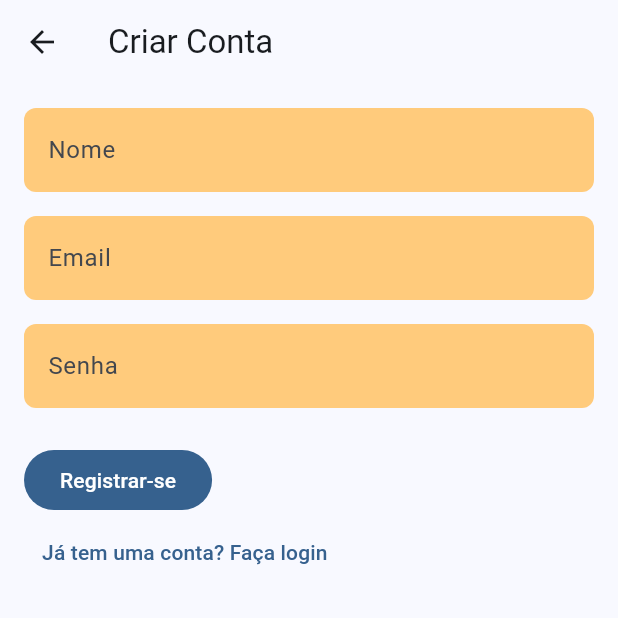
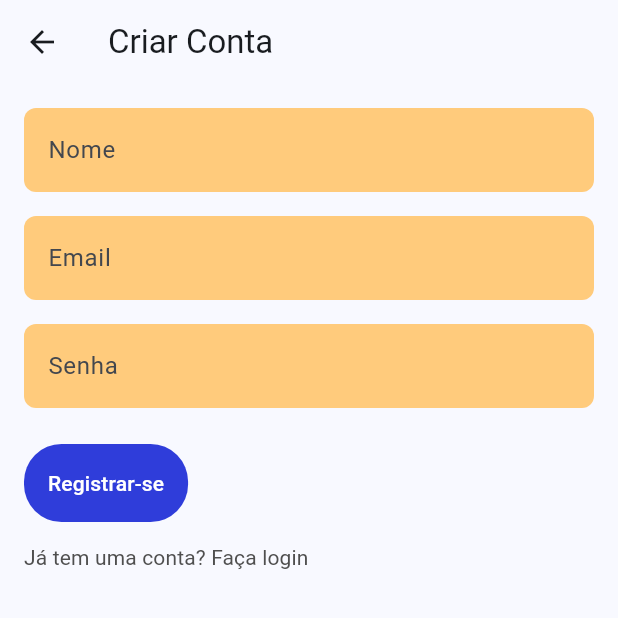
Before and after one commit to so-tha/Alfabetizando, a Flutter app: the AuthScreen screen opened directly, on a phone screen of 412 x 824 dp, the top half of it. Run offline on Flutter 3.47's test engine with Material 3 defaults, Android fonts, the phone set to English and light mode, and no system bars; our stand-ins replace google_fonts; Roboto replaces fonts that are missing (Nunito).

Commit message:
style ok da duas paginas de registro

```diff
--- a/lib/screens/authentication_screen.dart
+++ b/lib/screens/authentication_screen.dart
@@ -10,18 +10,11 @@ class AuthScreen extends StatefulWidget {
 
 class _AuthScreenState extends State<AuthScreen>
     with SingleTickerProviderStateMixin {
-  late TabController _tabController;
   final _formKey = GlobalKey<FormState>();
   final _nameController = TextEditingController();
   final _emailController = TextEditingController();
   final _passwordController = TextEditingController();
   late bool _isLogin;
-
-  @override
-  void dispose() {
-    _tabController.dispose();
-    super.dispose();
-  }
 
   @override
   void initState() {
@@ -53,15 +46,16 @@ class _AuthScreenState extends State<AuthScreen>
     );
   }
 
-   ButtonStyle _buildButtonStyle() {
+  ButtonStyle _buildButtonStyle() {
     return FilledButton.styleFrom(
-      backgroundColor: (Color.fromRGBO(47, 61, 218, 1)), // Cor do botão
+      backgroundColor: Color.fromRGBO(47, 61, 218, 1), // Cor do botão
       shape: RoundedRectangleBorder(
         borderRadius: BorderRadius.circular(25),
       ),
-      padding: EdgeInsets.symmetric(vertical: 12.0, horizontal: 24.0),
+      padding: EdgeInsets.all(16.0),
     );
   }
+
   @override
   Widget build(BuildContext context) {
     return Scaffold(
@@ -120,12 +114,14 @@ class _AuthScreenState extends State<AuthScreen>
                   if (_formKey.currentState!.validate()) {
                     ScaffoldMessenger.of(context).showSnackBar(
                       SnackBar(
-                          content: Text(_isLogin
-                              ? 'Efetuando Login...'
-                              : 'Registrando...')),
+                        content: Text(
+                          _isLogin ? 'Efetuando Login...' : 'Registrando...',
+                        ),
+                      ),
                     );
                   }
                 },
+                style: _buildButtonStyle(),
                 child: Text(_isLogin ? 'Login' : 'Registrar-se'),
               ),
               TextButton(
@@ -134,9 +130,21 @@ class _AuthScreenState extends State<AuthScreen>
                     _isLogin = !_isLogin; // Alterna entre login e registro
                   });
                 },
-                child: Text(_isLogin
-                    ? 'Não tem uma conta? Registre-se'
-                    : 'Já tem uma conta? Faça login'),
+                style: TextButton.styleFrom(
+                  padding: EdgeInsets.zero, // Padding personalizado, se necessário
+                ),
+                child: Text(
+                  _isLogin
+                      ? 'Não tem uma conta? Registre-se'
+                      : 'Já tem uma conta? Faça login',
+                  style: TextStyle(
+                    color: Color(0xFF4F4F4F),
+                    fontSize: 14,
+                    fontFamily: 'Nunito',
+                    height: 1.2, // Ajuste de altura da linha
+                    fontWeight: FontWeight.w400,
+                  ),
+                ),
               ),
             ],
           ),
```
